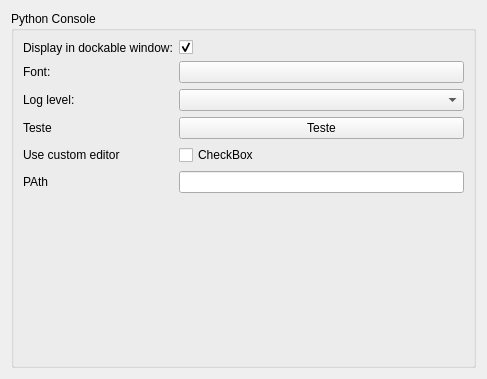
This is Base/QTGUI/Resources/UI/qSlicerSettingsPythonPanel.ui in LuskasHusty/Slicer as Qt 5 draws it before an edit. The edited form follows.
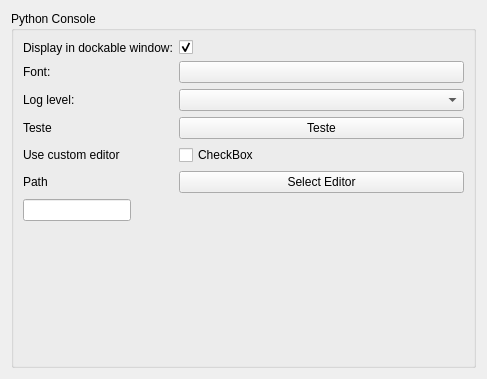
This is the edited form. Custom widgets are drawn as their Qt base class.

Commit message: New funcionality: select text editor

```diff
--- a/Base/QTGUI/Resources/UI/qSlicerSettingsPythonPanel.ui
+++ b/Base/QTGUI/Resources/UI/qSlicerSettingsPythonPanel.ui
@@ -105,17 +105,24 @@
       <item row="5" column="0">
        <widget class="QLabel" name="label_2">
         <property name="text">
-         <string>PAth</string>
+         <string>Path</string>
         </property>
        </widget>
       </item>
-      <item row="5" column="1">
+      <item row="6" column="0">
        <widget class="QLineEdit" name="PathLineEdit">
         <property name="text">
          <string/>
         </property>
        </widget>
       </item>
+      <item row="5" column="1">
+       <widget class="QPushButton" name="customEditorPathPushButton">
+        <property name="text">
+         <string>Select Editor</string>
+        </property>
+       </widget>
+      </item>
      </layout>
     </widget>
    </item>
```
The commit also changes 3 other files.
